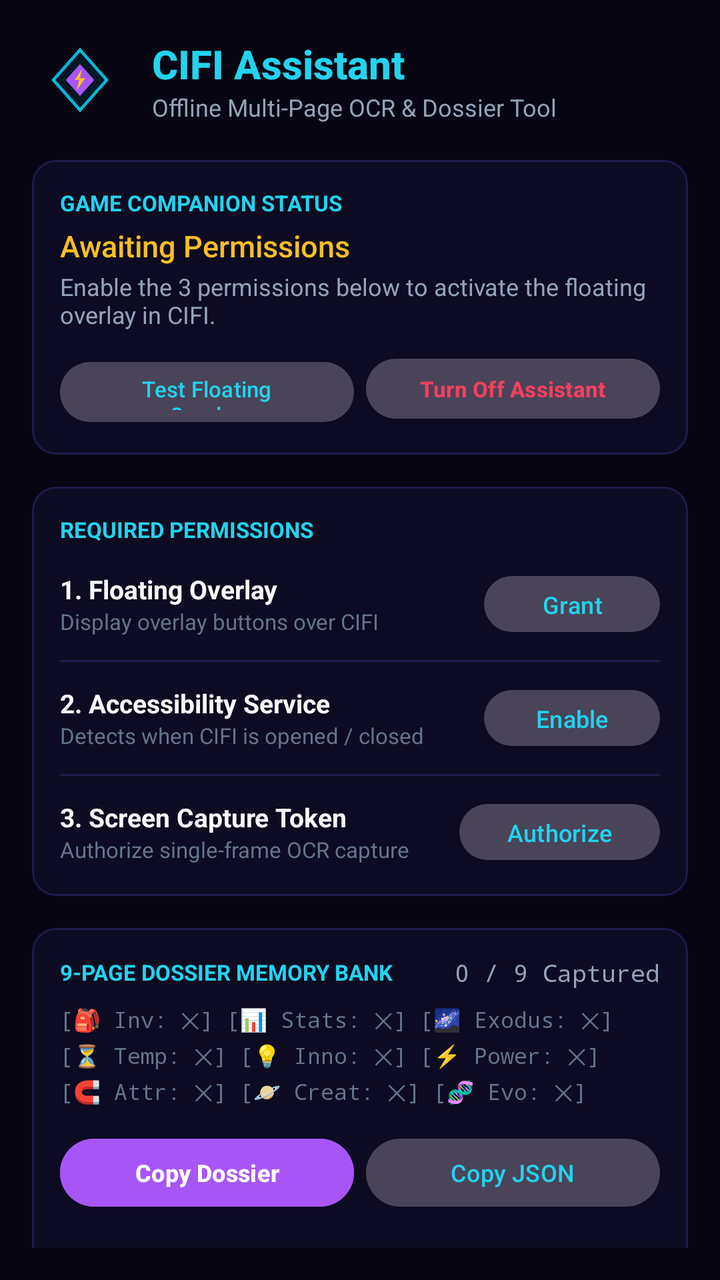
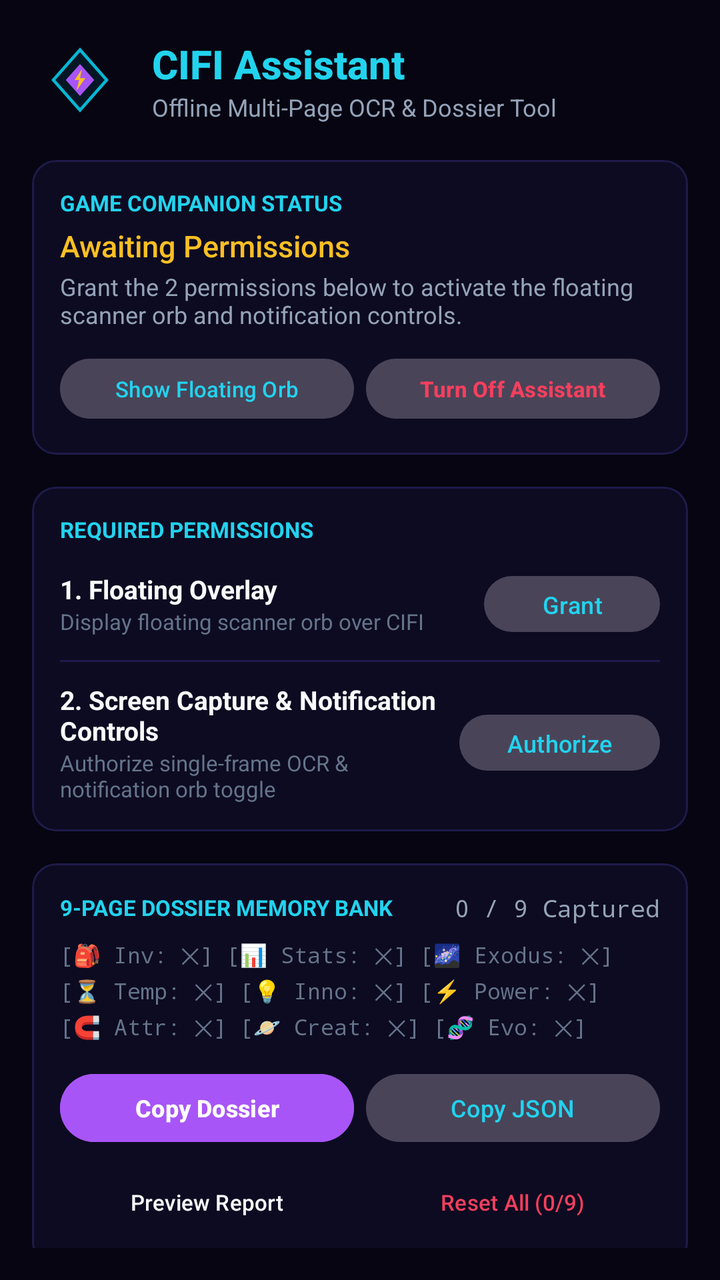

Screens rendered from an Android XML layout before and after an edit, with the pre-edit source and the edit as a unified diff.
<!-- AndroidManifest.xml: activity theme Theme.CifiAssistant -->
<!-- res/layout/activity_main.xml -->
<?xml version="1.0" encoding="utf-8"?>
<androidx.coordinatorlayout.widget.CoordinatorLayout xmlns:android="http://schemas.android.com/apk/res/android"
    xmlns:app="http://schemas.android.com/apk/res-auto"
    android:layout_width="match_parent"
    android:layout_height="match_parent"
    android:background="@color/bg_dark">

    <androidx.core.widget.NestedScrollView
        android:layout_width="match_parent"
        android:layout_height="match_parent"
        android:padding="16dp">

        <LinearLayout
            android:layout_width="match_parent"
            android:layout_height="wrap_content"
            android:orientation="vertical">

            
            <LinearLayout
                android:layout_width="match_parent"
                android:layout_height="wrap_content"
                android:gravity="center_vertical"
                android:orientation="horizontal"
                android:paddingBottom="16dp">

                <ImageView
                    android:layout_width="48dp"
                    android:layout_height="48dp"
                    android:contentDescription="CIFI Icon"
                    android:src="@drawable/ic_launcher_foreground" />

                <LinearLayout
                    android:layout_width="0dp"
                    android:layout_height="wrap_content"
                    android:layout_marginStart="12dp"
                    android:layout_weight="1"
                    android:orientation="vertical">

                    <TextView
                        android:layout_width="wrap_content"
                        android:layout_height="wrap_content"
                        android:fontFamily="sans-serif-medium"
                        android:text="CIFI Assistant"
                        android:textColor="@color/cyan_400"
                        android:textSize="20sp"
                        android:textStyle="bold" />

                    <TextView
                        android:layout_width="wrap_content"
                        android:layout_height="wrap_content"
                        android:fontFamily="sans-serif"
                        android:text="Offline Multi-Page OCR &amp; Dossier Tool"
                        android:textColor="@color/text_secondary"
                        android:textSize="12sp" />
                </LinearLayout>
            </LinearLayout>

            
            <com.google.android.material.card.MaterialCardView
                android:id="@+id/cardServiceStatus"
                android:layout_width="match_parent"
                android:layout_height="wrap_content"
                android:layout_marginBottom="16dp"
                app:cardBackgroundColor="@color/bg_surface"
                app:cardCornerRadius="12dp"
                app:strokeColor="@color/border_subtle"
                app:strokeWidth="1dp">

                <LinearLayout
                    android:layout_width="match_parent"
                    android:layout_height="wrap_content"
                    android:orientation="vertical"
                    android:padding="14dp">

                    <TextView
                        android:layout_width="wrap_content"
                        android:layout_height="wrap_content"
                        android:text="GAME COMPANION STATUS"
                        android:textColor="@color/cyan_400"
                        android:textSize="11sp"
                        android:textStyle="bold" />

                    <TextView
                        android:id="@+id/tvOverallStatus"
                        android:layout_width="wrap_content"
                        android:layout_height="wrap_content"
                        android:layout_marginTop="4dp"
                        android:fontFamily="sans-serif-medium"
                        android:text="Awaiting Permissions"
                        android:textColor="@color/amber_400"
                        android:textSize="15sp" />

                    <TextView
                        android:id="@+id/tvOverallStatusDesc"
                        android:layout_width="wrap_content"
                        android:layout_height="wrap_content"
                        android:layout_marginTop="2dp"
                        android:text="Enable the 3 permissions below to activate the floating overlay in CIFI."
                        android:textColor="@color/text_secondary"
                        android:textSize="12sp" />

                    <LinearLayout
                        android:layout_width="match_parent"
                        android:layout_height="wrap_content"
                        android:layout_marginTop="10dp"
                        android:orientation="horizontal">

                        <Button
                            android:id="@+id/btnTestOverlay"
                            style="@style/Widget.Material3.Button.TonalButton"
                            android:layout_width="0dp"
                            android:layout_height="38dp"
                            android:layout_marginEnd="6dp"
                            android:layout_weight="1"
                            android:text="Test Floating Overlay"
                            android:textColor="@color/cyan_400"
                            android:textSize="11sp" />

                        <Button
                            android:id="@+id/btnTurnOffAssistant"
                            style="@style/Widget.Material3.Button.TonalButton"
                            android:layout_width="0dp"
                            android:layout_height="38dp"
                            android:layout_weight="1"
                            android:text="Turn Off Assistant"
                            android:textColor="@color/rose_500"
                            android:textSize="11sp"
                            android:textStyle="bold" />
                    </LinearLayout>
                </LinearLayout>
            </com.google.android.material.card.MaterialCardView>

            
            <com.google.android.material.card.MaterialCardView
                android:layout_width="match_parent"
                android:layout_height="wrap_content"
                android:layout_marginBottom="16dp"
                app:cardBackgroundColor="@color/bg_surface"
                app:cardCornerRadius="12dp"
                app:strokeColor="@color/border_subtle"
                app:strokeWidth="1dp">

                <LinearLayout
                    android:layout_width="match_parent"
                    android:layout_height="wrap_content"
                    android:orientation="vertical"
                    android:padding="14dp">

                    <TextView
                        android:layout_width="wrap_content"
                        android:layout_height="wrap_content"
                        android:text="REQUIRED PERMISSIONS"
                        android:textColor="@color/cyan_400"
                        android:textSize="11sp"
                        android:textStyle="bold" />

                    
                    <LinearLayout
                        android:layout_width="match_parent"
                        android:layout_height="wrap_content"
                        android:layout_marginTop="12dp"
                        android:gravity="center_vertical"
                        android:orientation="horizontal">

                        <LinearLayout
                            android:layout_width="0dp"
                            android:layout_height="wrap_content"
                            android:layout_weight="1"
                            android:orientation="vertical">

                            <TextView
                                android:layout_width="wrap_content"
                                android:layout_height="wrap_content"
                                android:text="1. Floating Overlay"
                                android:textColor="@color/text_primary"
                                android:textSize="13sp"
                                android:textStyle="bold" />

                            <TextView
                                android:layout_width="wrap_content"
                                android:layout_height="wrap_content"
                                android:text="Display overlay buttons over CIFI"
                                android:textColor="@color/text_muted"
                                android:textSize="11sp" />
                        </LinearLayout>

                        <Button
                            android:id="@+id/btnPermOverlay"
                            style="@style/Widget.Material3.Button.TonalButton"
                            android:layout_width="wrap_content"
                            android:layout_height="36dp"
                            android:text="Grant"
                            android:textColor="@color/cyan_400"
                            android:textSize="12sp" />
                    </LinearLayout>

                    
                    <View
                        android:layout_width="match_parent"
                        android:layout_height="1dp"
                        android:layout_marginTop="10dp"
                        android:layout_marginBottom="10dp"
                        android:background="@color/border_subtle" />

                    
                    <LinearLayout
                        android:layout_width="match_parent"
                        android:layout_height="wrap_content"
                        android:gravity="center_vertical"
                        android:orientation="horizontal">

                        <LinearLayout
                            android:layout_width="0dp"
                            android:layout_height="wrap_content"
                            android:layout_weight="1"
                            android:orientation="vertical">

                            <TextView
                                android:layout_width="wrap_content"
                                android:layout_height="wrap_content"
                                android:text="2. Accessibility Service"
                                android:textColor="@color/text_primary"
                                android:textSize="13sp"
                                android:textStyle="bold" />

                            <TextView
                                android:layout_width="wrap_content"
                                android:layout_height="wrap_content"
                                android:text="Detects when CIFI is opened / closed"
                                android:textColor="@color/text_muted"
                                android:textSize="11sp" />
                        </LinearLayout>

                        <Button
                            android:id="@+id/btnPermAccessibility"
                            style="@style/Widget.Material3.Button.TonalButton"
                            android:layout_width="wrap_content"
                            android:layout_height="36dp"
                            android:text="Enable"
                            android:textColor="@color/cyan_400"
                            android:textSize="12sp" />
                    </LinearLayout>

                    
                    <View
                        android:layout_width="match_parent"
                        android:layout_height="1dp"
                        android:layout_marginTop="10dp"
                        android:layout_marginBottom="10dp"
                        android:background="@color/border_subtle" />

                    
                    <LinearLayout
                        android:layout_width="match_parent"
                        android:layout_height="wrap_content"
                        android:gravity="center_vertical"
                        android:orientation="horizontal">

                        <LinearLayout
                            android:layout_width="0dp"
                            android:layout_height="wrap_content"
                            android:layout_weight="1"
                            android:orientation="vertical">

                            <TextView
                                android:layout_width="wrap_content"
                                android:layout_height="wrap_content"
                                android:text="3. Screen Capture Token"
                                android:textColor="@color/text_primary"
                                android:textSize="13sp"
                                android:textStyle="bold" />

                            <TextView
                                android:layout_width="wrap_content"
                                android:layout_height="wrap_content"
                                android:text="Authorize single-frame OCR capture"
                                android:textColor="@color/text_muted"
                                android:textSize="11sp" />
                        </LinearLayout>

                        <Button
                            android:id="@+id/btnPermMediaProjection"
                            style="@style/Widget.Material3.Button.TonalButton"
                            android:layout_width="wrap_content"
                            android:layout_height="36dp"
                            android:text="Authorize"
                            android:textColor="@color/cyan_400"
                            android:textSize="12sp" />
                    </LinearLayout>

                </LinearLayout>
            </com.google.android.material.card.MaterialCardView>

            
            <com.google.android.material.card.MaterialCardView
                android:layout_width="match_parent"
                android:layout_height="wrap_content"
                android:layout_marginBottom="16dp"
                app:cardBackgroundColor="@color/bg_surface"
                app:cardCornerRadius="12dp"
                app:strokeColor="@color/border_subtle"
                app:strokeWidth="1dp">

                <LinearLayout
                    android:layout_width="match_parent"
                    android:layout_height="wrap_content"
                    android:orientation="vertical"
                    android:padding="14dp">

                    <LinearLayout
                        android:layout_width="match_parent"
                        android:layout_height="wrap_content"
                        android:gravity="center_vertical"
                        android:orientation="horizontal">

                        <TextView
                            android:layout_width="0dp"
                            android:layout_height="wrap_content"
                            android:layout_weight="1"
                            android:text="9-PAGE DOSSIER MEMORY BANK"
                            android:textColor="@color/cyan_400"
                            android:textSize="11sp"
                            android:textStyle="bold" />

                        <TextView
                            android:id="@+id/tvBankCounter"
                            android:layout_width="wrap_content"
                            android:layout_height="wrap_content"
                            android:fontFamily="monospace"
                            android:text="0 / 9 Captured"
                            android:textColor="@color/text_secondary"
                            android:textSize="12sp" />
                    </LinearLayout>

                    
                    <TextView
                        android:id="@+id/tvPageSlotsStatus"
                        android:layout_width="match_parent"
                        android:layout_height="wrap_content"
                        android:layout_marginTop="8dp"
                        android:fontFamily="monospace"
                        android:lineSpacingExtra="3dp"
                        android:text="[🎒 Inv: ✕] [📊 Stats: ✕] [🌌 Exodus: ✕]\n[⏳ Temp: ✕] [💡 Inno: ✕] [⚡ Power: ✕]\n[🧲 Attr: ✕] [🪐 Creat: ✕] [🧬 Evo: ✕]"
                        android:textColor="@color/text_muted"
                        android:textSize="11sp" />

                    
                    <LinearLayout
                        android:layout_width="match_parent"
                        android:layout_height="wrap_content"
                        android:layout_marginTop="12dp"
                        android:orientation="horizontal">

                        <Button
                            android:id="@+id/btnCopyDossier"
                            style="@style/Widget.Material3.Button"
                            android:layout_width="0dp"
                            android:layout_height="42dp"
                            android:layout_marginEnd="6dp"
                            android:layout_weight="1"
                            android:backgroundTint="@color/purple_500"
                            android:text="Copy Dossier"
                            android:textColor="#FFFFFF"
                            android:textSize="12sp"
                            android:textStyle="bold" />

                        <Button
                            android:id="@+id/btnCopyJson"
                            style="@style/Widget.Material3.Button.TonalButton"
                            android:layout_width="0dp"
                            android:layout_height="42dp"
                            android:layout_weight="1"
                            android:text="Copy JSON"
                            android:textColor="@color/cyan_400"
                            android:textSize="12sp" />
                    </LinearLayout>

                    <LinearLayout
                        android:layout_width="match_parent"
                        android:layout_height="wrap_content"
                        android:layout_marginTop="8dp"
                        android:orientation="horizontal">

                        <Button
                            android:id="@+id/btnPreviewDossier"
                            style="@style/Widget.Material3.Button.TextButton"
                            android:layout_width="0dp"
                            android:layout_height="36dp"
                            android:layout_marginEnd="6dp"
                            android:layout_weight="1"
                            android:text="Preview Report"
                            android:textColor="@color/text_primary"
                            android:textSize="11sp" />

                        <Button
                            android:id="@+id/btnClearBank"
                            style="@style/Widget.Material3.Button.TextButton"
                            android:layout_width="0dp"
                            android:layout_height="36dp"
                            android:layout_weight="1"
                            android:text="Reset All (0/9)"
                            android:textColor="@color/rose_500"
                            android:textSize="11sp" />
                    </LinearLayout>

                </LinearLayout>
            </com.google.android.material.card.MaterialCardView>

            
            <com.google.android.material.card.MaterialCardView
                android:layout_width="match_parent"
                android:layout_height="wrap_content"
                android:layout_marginBottom="24dp"
                app:cardBackgroundColor="@color/bg_surface"
                app:cardCornerRadius="12dp"
                app:strokeColor="@color/border_subtle"
                app:strokeWidth="1dp">

                <LinearLayout
                    android:layout_width="match_parent"
                    android:layout_height="wrap_content"
                    android:orientation="vertical"
                    android:padding="14dp">

                    <TextView
                        android:layout_width="wrap_content"
                        android:layout_height="wrap_content"
                        android:text="COMMUNITY &amp; PERFORMANCE NOTES"
                        android:textColor="@color/cyan_400"
                        android:textSize="11sp"
                        android:textStyle="bold" />

                    <TextView
                        android:layout_width="match_parent"
                        android:layout_height="wrap_content"
                        android:layout_marginTop="8dp"
                        android:lineSpacingExtra="2dp"
                        android:text="• Zero Background Polling: Idles at 0% CPU; wakes up only when CIFI is active.\n• Instant Offline OCR: Uses Google ML Kit on-device neural recognition without external servers.\n• Draggable Pill: Tap and hold the handle on the left to drag the overlay anywhere.\n• Compatible with cifi-toolkit: Ready for export to Discord, Reddit, or web planners."
                        android:textColor="@color/text_secondary"
                        android:textSize="11sp" />
                </LinearLayout>
            </com.google.android.material.card.MaterialCardView>

        </LinearLayout>
    </androidx.core.widget.NestedScrollView>

</androidx.coordinatorlayout.widget.CoordinatorLayout>
<!-- resources referenced by this layout -->
<resources>
  <color name="amber_400">#FBBF24</color>
  <color name="bg_dark">#060511</color>
  <color name="bg_surface">#0D0B21</color>
  <color name="border_subtle">#1E1B4B</color>
  <color name="cyan_400">#22D3EE</color>
  <color name="purple_500">#A855F7</color>
  <color name="rose_500">#F43F5E</color>
  <color name="text_muted">#64748B</color>
  <color name="text_primary">#F8FAFC</color>
  <color name="text_secondary">#94A3B8</color>
  <!-- drawable ic_launcher_foreground (drawable) -->
  <?xml version="1.0" encoding="utf-8"?>
  <vector xmlns:android="http://schemas.android.com/apk/res/android"
      android:width="108dp"
      android:height="108dp"
      android:viewportWidth="108"
      android:viewportHeight="108">
      
      <path
          android:fillColor="#1A06B6D4"
          android:strokeColor="#06B6D4"
          android:strokeWidth="3.5"
          android:pathData="M54,20 L84,54 L54,88 L24,54 Z" />
      
      <path
          android:fillColor="#A855F7"
          android:pathData="M54,36 L70,54 L54,72 L38,54 Z" />
      
      <path
          android:fillColor="#FBBF24"
          android:pathData="M56,42 L48,54 L53,54 L50,66 L60,52 L54,52 Z" />
  </vector>
  <style name="Theme.CifiAssistant" parent="Theme.Material3.Dark.NoActionBar">
          <item name="colorPrimary">@color/cyan_500</item>
          <item name="colorOnPrimary">#000000</item>
          <item name="colorSecondary">@color/purple_500</item>
          <item name="colorOnSecondary">#FFFFFF</item>
          <item name="android:windowBackground">@color/bg_dark</item>
          <item name="android:statusBarColor">@color/bg_dark</item>
          <item name="android:navigationBarColor">@color/bg_dark</item>
      </style>
  <color name="cyan_500">#06B6D4</color>
</resources>

<!-- the commit's change to res/layout/activity_main.xml (unified diff, before → after) -->
@@ -95,7 +95,7 @@
                         android:layout_width="wrap_content"
                         android:layout_height="wrap_content"
                         android:layout_marginTop="2dp"
-                        android:text="Enable the 3 permissions below to activate the floating overlay in CIFI."
+                        android:text="Grant the 2 permissions below to activate the floating scanner orb and notification controls."
                         android:textColor="@color/text_secondary"
                         android:textSize="12sp" />
 
@@ -112,7 +112,7 @@
                             android:layout_height="38dp"
                             android:layout_marginEnd="6dp"
                             android:layout_weight="1"
-                            android:text="Test Floating Overlay"
+                            android:text="Show Floating Orb"
                             android:textColor="@color/cyan_400"
                             android:textSize="11sp" />
 
@@ -179,7 +179,7 @@
                             <TextView
                                 android:layout_width="wrap_content"
                                 android:layout_height="wrap_content"
-                                android:text="Display overlay buttons over CIFI"
+                                android:text="Display floating scanner orb over CIFI"
                                 android:textColor="@color/text_muted"
                                 android:textSize="11sp" />
                         </LinearLayout>
@@ -218,7 +218,7 @@
                             <TextView
                                 android:layout_width="wrap_content"
                                 android:layout_height="wrap_content"
-                                android:text="2. Accessibility Service"
+                                android:text="2. Screen Capture &amp; Notification Controls"
                                 android:textColor="@color/text_primary"
                                 android:textSize="13sp"
                                 android:textStyle="bold" />
@@ -226,54 +226,7 @@
                             <TextView
                                 android:layout_width="wrap_content"
                                 android:layout_height="wrap_content"
-                                android:text="Detects when CIFI is opened / closed"
-                                android:textColor="@color/text_muted"
-                                android:textSize="11sp" />
-                        </LinearLayout>
-
-                        <Button
-                            android:id="@+id/btnPermAccessibility"
-                            style="@style/Widget.Material3.Button.TonalButton"
-                            android:layout_width="wrap_content"
-                            android:layout_height="36dp"
-                            android:text="Enable"
-                            android:textColor="@color/cyan_400"
-                            android:textSize="12sp" />
-                    </LinearLayout>
-
-                    
-                    <View
-                        android:layout_width="match_parent"
-                        android:layout_height="1dp"
-                        android:layout_marginTop="10dp"
-                        android:layout_marginBottom="10dp"
-                        android:background="@color/border_subtle" />
-
-                    
-                    <LinearLayout
-                        android:layout_width="match_parent"
-                        android:layout_height="wrap_content"
-                        android:gravity="center_vertical"
-                        android:orientation="horizontal">
-
-                        <LinearLayout
-                            android:layout_width="0dp"
-                            android:layout_height="wrap_content"
-                            android:layout_weight="1"
-                            android:orientation="vertical">
-
-                            <TextView
-                                android:layout_width="wrap_content"
-                                android:layout_height="wrap_content"
-                                android:text="3. Screen Capture Token"
-                                android:textColor="@color/text_primary"
-                                android:textSize="13sp"
-                                android:textStyle="bold" />
-
-                            <TextView
-                                android:layout_width="wrap_content"
-                                android:layout_height="wrap_content"
-                                android:text="Authorize single-frame OCR capture"
+                                android:text="Authorize single-frame OCR &amp; notification orb toggle"
                                 android:textColor="@color/text_muted"
                                 android:textSize="11sp" />
                         </LinearLayout>
